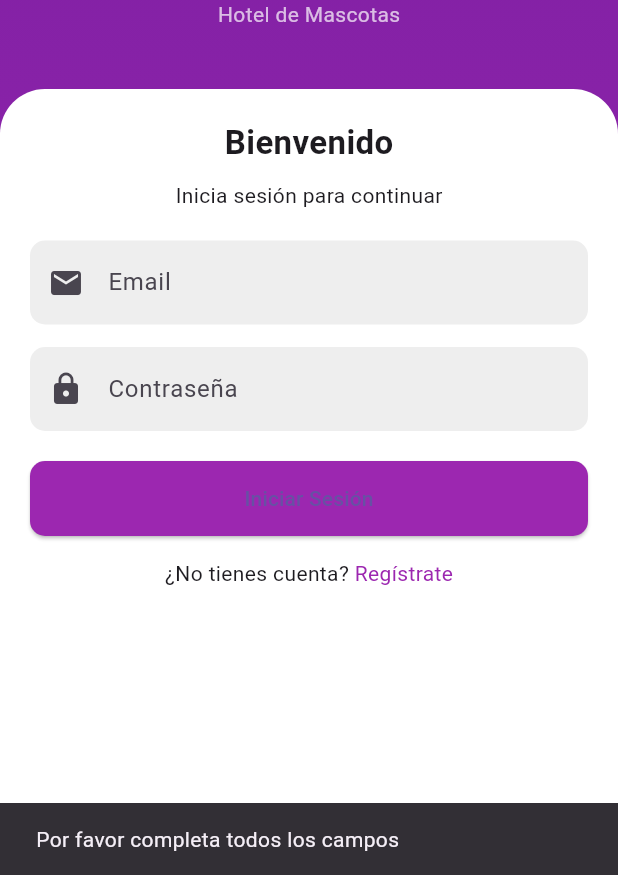
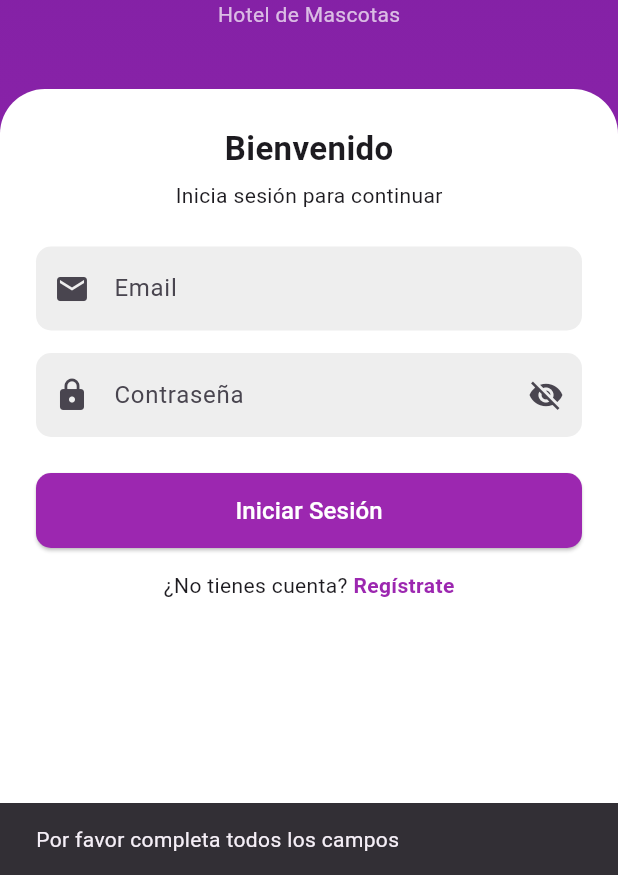
Before and after one commit to JG2704/projectadmin, a Flutter app: the screen it shows after launch, after a tap on "Iniciar Sesión", on a phone screen of 412 x 824 dp, the part 361-1236 px from its top. Run offline on Flutter 3.47's test engine with Material 3 defaults, Android fonts, the phone set to English and light mode, and no system bars; our stand-ins replace dio, shared_preferences, sqflite; accounts and stored records are empty.

Commit message:
Fixes iniciales

```diff
--- a/hotelmascotas/frontend/lib/features/auth/history/reservations_data.dart
+++ b/hotelmascotas/frontend/lib/features/auth/history/reservations_data.dart
@@ -18,7 +18,7 @@ List<Map<String, dynamic>> reservations = [
   {
     "name": "Luna",
     "room": "Habitación 103",
-    "type": "Premium",
+    "type": "Especial",
     "date": "1 Feb - 5 Feb 2026",
     "status": "Completada",
     "total": "\$500.00"
--- a/hotelmascotas/frontend/lib/features/auth/login/login_page.dart
+++ b/hotelmascotas/frontend/lib/features/auth/login/login_page.dart
@@ -12,16 +12,14 @@ class LoginPage extends StatefulWidget {
 }
 
 class _LoginPageState extends State<LoginPage> {
-  // Controladores
   final TextEditingController _emailController = TextEditingController();
   final TextEditingController _passwordController = TextEditingController();
+  bool _isLoading = false;
+  bool _obscurePassword = true;
 
-  bool _isLoading = false;
-
-  // Método login - AHORA LLAMA A LA API REAL
   Future<void> _login() async {
-    String email = _emailController.text.trim();
-    String password = _passwordController.text.trim();
+    final email = _emailController.text.trim();
+    final password = _passwordController.text.trim();
 
     if (email.isEmpty || password.isEmpty) {
       _showMessage("Por favor completa todos los campos");
@@ -32,68 +30,58 @@ class _LoginPageState extends State<LoginPage> {
 
     try {
       final dio = Dio();
-
-      // Llamada real a la API del backend
+      // Android emulator reaches host machine at 10.0.2.2
+      // For a real device on the same Wi-Fi, replace with your machine's LAN IP.
       final response = await dio.post(
         'http://10.0.2.2:8000/auth/login',
-        data: {
-          'email': email,
-          'password': password,
-        },
+        data: {'email': email, 'password': password},
       );
 
       if (response.statusCode == 200) {
-        // Extraer datos de la respuesta
-        final token = response.data['token']; // Ej: "token_user_1"
-        final userType = response.data['id_tipo_usuario']; // 1 = cliente, 2 = admin
+        final token = response.data['token'] as String; // "token_user_X"
+        final userType = response.data['id_tipo_usuario'] as int;
 
-        // Extraer el user ID del token (formato: "token_user_X")
-        final userId = int.parse(token.split('_').last);
+        // FIX: robust parsing — find the last segment that is a valid integer
+        // so the code won't crash if the token format ever changes.
+        final parts = token.split('_');
+        final userId = int.tryParse(parts.last);
+        if (userId == null) {
+          _showMessage("Respuesta del servidor inesperada");
+          return;
+        }
 
-        // Guardar user ID y token en almacenamiento local
         await AuthService.saveUserId(userId);
         await AuthService.saveToken(token);
 
-        // Obtener nombre del usuario de la respuesta o usar email
         final userName = email.split('@').first;
 
-        if (mounted) {
-          // Navegar a HomePage con los datos del usuario
+        if (!mounted) return;
         Navigator.pushReplacement(
           context,
           MaterialPageRoute(
-              builder: (context) => HomePage(userName: userName),
+            builder: (_) => HomePage(userName: userName),
           ),
         );
       }
-      }
     } on DioException catch (e) {
       String errorMsg = "Error de conexión";
-
       if (e.response != null) {
-        // Error del servidor (401, 400, etc.)
         if (e.response?.statusCode == 401) {
           errorMsg = "Credenciales incorrectas";
         } else {
           errorMsg = e.response?.data['detail'] ?? "Error en el servidor";
         }
-      } else if (e.type == DioExceptionType.connectionTimeout) {
-        errorMsg = "Conexión expirada. ¿Backend está encendido?";
+      } else if (e.type == DioExceptionType.connectionTimeout ||
+          e.type == DioExceptionType.connectionError) {
+        errorMsg = "No se pudo conectar. ¿El servidor está encendido?";
       } else if (e.type == DioExceptionType.receiveTimeout) {
-        errorMsg = "Servidor tardó demasiado en responder";
+        errorMsg = "El servidor tardó demasiado en responder";
       }
-
-      if (mounted) {
-        _showMessage(errorMsg);
-      }
+      if (mounted) _showMessage(errorMsg);
     } catch (e) {
-      if (mounted) {
-        _showMessage("Error inesperado: $e");
-      }
+      if (mounted) _showMessage("Error inesperado: $e");
     } finally {
-      if (mounted) {
-        setState(() => _isLoading = false);
-      }
+      if (mounted) setState(() => _isLoading = false);
     }
   }
 
@@ -113,14 +101,12 @@ class _LoginPageState extends State<LoginPage> {
   @override
   Widget build(BuildContext context) {
     return Scaffold(
-      body: Container(
+      body: SafeArea(
+        child: Container(
           width: double.infinity,
           decoration: const BoxDecoration(
             gradient: LinearGradient(
-            colors: [
-              Color(0xFF7B1FA2),
-              Color(0xFF9C27B0),
-            ],
+              colors: [Color(0xFF7B1FA2), Color(0xFF9C27B0)],
               begin: Alignment.topCenter,
               end: Alignment.bottomCenter,
             ),
@@ -128,16 +114,12 @@ class _LoginPageState extends State<LoginPage> {
           child: Column(
             children: [
               const SizedBox(height: 80),
-
-            // Logo
               const CircleAvatar(
                 radius: 50,
                 backgroundColor: Colors.white,
                 child: Icon(Icons.pets, size: 40, color: Colors.purple),
               ),
-
               const SizedBox(height: 20),
-
               const Text(
                 "PetLodge",
                 style: TextStyle(
@@ -146,43 +128,37 @@ class _LoginPageState extends State<LoginPage> {
                   fontWeight: FontWeight.bold,
                 ),
               ),
-
               const Text(
                 "Hotel de Mascotas",
                 style: TextStyle(color: Colors.white70),
               ),
-
               const SizedBox(height: 40),
 
-            // Card blanca
+              // White card
               Expanded(
                 child: Container(
-                padding: const EdgeInsets.all(20),
+                  padding: const EdgeInsets.all(24),
                   decoration: const BoxDecoration(
                     color: Colors.white,
-                  borderRadius: BorderRadius.vertical(
-                    top: Radius.circular(30),
+                    borderRadius: BorderRadius.vertical(top: Radius.circular(30)),
                   ),
-                ),
+                  child: SingleChildScrollView(
+                    keyboardDismissBehavior:
+                        ScrollViewKeyboardDismissBehavior.onDrag,
                     child: Column(
                       children: [
                         const Text(
                           "Bienvenido",
-                      style: TextStyle(
-                        fontSize: 22,
-                        fontWeight: FontWeight.bold,
+                          style: TextStyle(fontSize: 22, fontWeight: FontWeight.bold),
                         ),
-                    ),
+                        const SizedBox(height: 6),
+                        const Text("Inicia sesión para continuar"),
+                        const SizedBox(height: 24),
 
-                    const SizedBox(height: 10),
-
-                    const Text("Inicia sesión para continuar"),
-
-                    const SizedBox(height: 20),
-
-                    // EMAIL
+                        // Email field
                         TextField(
                           controller: _emailController,
+                          keyboardType: TextInputType.emailAddress,
                           decoration: InputDecoration(
                             hintText: "Email",
                             prefixIcon: const Icon(Icons.email),
@@ -194,16 +170,25 @@ class _LoginPageState extends State<LoginPage> {
                             ),
                           ),
                         ),
-
                         const SizedBox(height: 15),
 
-                    // PASSWORD
+                        // Password field with show/hide toggle
                         TextField(
                           controller: _passwordController,
-                      obscureText: true,
+                          obscureText: _obscurePassword,
                           decoration: InputDecoration(
                             hintText: "Contraseña",
                             prefixIcon: const Icon(Icons.lock),
+                            suffixIcon: IconButton(
+                              icon: Icon(
+                                _obscurePassword
+                                    ? Icons.visibility_off
+                                    : Icons.visibility,
+                              ),
+                              onPressed: () => setState(
+                                () => _obscurePassword = !_obscurePassword,
+                              ),
+                            ),
                             filled: true,
                             fillColor: Colors.grey[200],
                             border: OutlineInputBorder(
@@ -212,10 +197,9 @@ class _LoginPageState extends State<LoginPage> {
                             ),
                           ),
                         ),
+                        const SizedBox(height: 24),
 
-                    const SizedBox(height: 20),
-
-                    // BOTÓN LOGIN
+                        // Login button
                         SizedBox(
                           width: double.infinity,
                           height: 50,
@@ -233,44 +217,53 @@ class _LoginPageState extends State<LoginPage> {
                                     width: 20,
                                     child: CircularProgressIndicator(
                                       strokeWidth: 2,
-                                  valueColor: AlwaysStoppedAnimation<Color>(Colors.white),
+                                      valueColor: AlwaysStoppedAnimation<Color>(
+                                        Colors.white,
+                                      ),
                                     ),
                                   )
-                            : const Text("Iniciar Sesión"),
+                                : const Text(
+                                    "Iniciar Sesión",
+                                    style: TextStyle(
+                                      color: Colors.white,
+                                      fontSize: 16,
                                     ),
                                   ),
-
+                          ),
+                        ),
                         const SizedBox(height: 15),
 
-                    // NAVEGACIÓN A REGISTER
+                        // Register link
                         Row(
                           mainAxisAlignment: MainAxisAlignment.center,
                           children: [
                             const Text("¿No tienes cuenta? "),
                             GestureDetector(
-                          onTap: () {
-                            Navigator.push(
+                              onTap: () => Navigator.push(
                                 context,
                                 MaterialPageRoute(
-                                builder: (context) =>
-                                    const RegisterPage(),
+                                  builder: (_) => const RegisterPage(),
                                 ),
-                            );
-                          },
+                              ),
                               child: const Text(
                                 "Regístrate",
-                            style: TextStyle(color: Colors.purple),
+                                style: TextStyle(
+                                  color: Colors.purple,
+                                  fontWeight: FontWeight.bold,
+                                ),
                               ),
                             ),
                           ],
-                    )
+                        ),
                       ],
+                    ),
                   ),
                 ),
               ),
             ],
           ),
         ),
+      ),
     );
   }
 }
--- a/hotelmascotas/frontend/pubspec.yaml
+++ b/hotelmascotas/frontend/pubspec.yaml
@@ -38,6 +38,7 @@ dependencies:
   # Use with the CupertinoIcons class for iOS style icons.
   cupertino_icons: ^1.0.8
   dio: ^5.4.0
+  shared_preferences: ^2.5.5
 
 dev_dependencies:
   flutter_test:
```
Also changed, not shown: hotelmascotas/frontend/lib/features/auth/history/create_reservation_page.dart (+82 -54 lines), hotelmascotas/frontend/lib/features/auth/history/reservation_detail_page.dart (+103 -39 lines), hotelmascotas/frontend/lib/features/auth/home/home_page.dart (+0 -26 lines), hotelmascotas/frontend/lib/features/auth/profile/payment_methods_page.dart (+36 -43 lines), hotelmascotas/frontend/lib/features/auth/profile/profile_page.dart (+16 -3 lines), hotelmascotas/frontend/pubspec.lock, 4 other files. Lines whose indentation alone changed are shown as unchanged.
